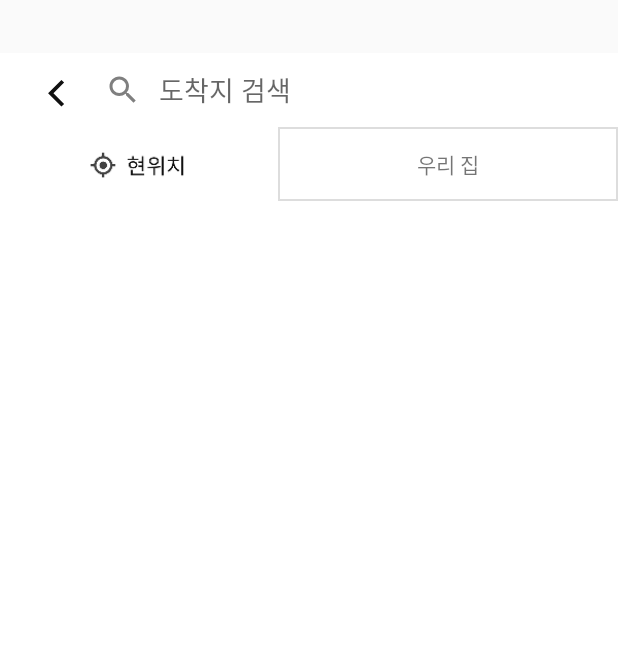
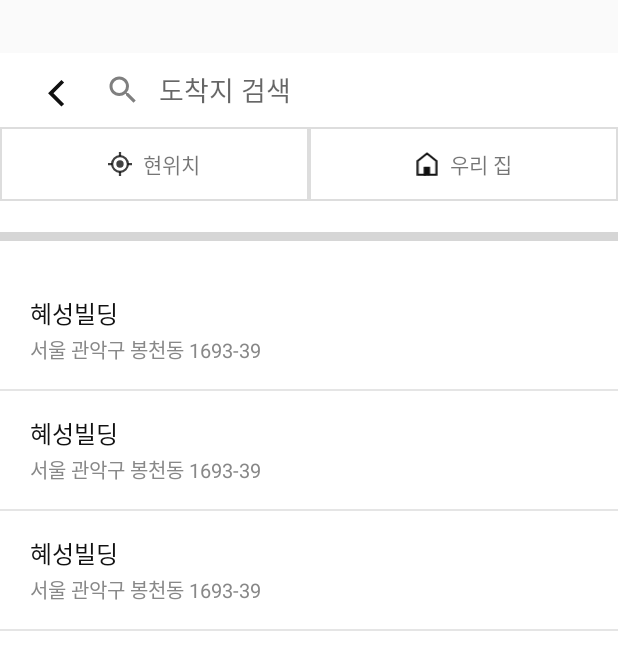
Before and after one commit to desingdeveloperdayday/TwinkleHero_SafeHero, an Android app: the layout activity_search.xml on its own in the app's theme, with its tools: preview values and no code run, on a phone screen of 412 x 824 dp. Shown: the top 670 px of the screen. Run offline under Robolectric (Android 15) with nearby library versions, the phone set to English and light mode, and no system bars; grey boxes are pictures that could not be loaded.

Commit message:
[Android]모니터링 3번쨰 화면 추가

```diff
--- /dev/null
+++ b/android/app/src/main/res/drawable/ic_icon_home.xml
@@ -0,0 +1,18 @@
+<vector xmlns:android="http://schemas.android.com/apk/res/android"
+    android:width="30dp"
+    android:height="33dp"
+    android:viewportWidth="30"
+    android:viewportHeight="33">
+  <path
+      android:pathData="M15,2L2,12.333v18.85h10.06v-9.619h5.77v9.618H28V12.333z"
+      android:strokeWidth="2.8"
+      android:fillColor="#00000000"
+      android:fillType="evenOdd"
+      android:strokeColor="#111"/>
+  <path
+      android:pathData="M12.06,31.182h4v-9.31h-4z"
+      android:strokeWidth="2.8"
+      android:fillColor="#111"
+      android:fillType="evenOdd"
+      android:strokeColor="#111"/>
+</vector>
--- /dev/null
+++ b/android/app/src/main/res/drawable/ic_icon_mylocation.xml
@@ -0,0 +1,28 @@
+<vector xmlns:android="http://schemas.android.com/apk/res/android"
+    android:width="32dp"
+    android:height="32dp"
+    android:viewportWidth="32"
+    android:viewportHeight="32">
+  <path
+      android:pathData="M16,16m-4.909,0a4.909,4.909 0,1 1,9.818 0a4.909,4.909 0,1 1,-9.818 0"
+      android:strokeAlpha="0.8"
+      android:fillColor="#111"
+      android:fillType="evenOdd"
+      android:fillAlpha="0.8"/>
+  <path
+      android:pathData="M16,16m-10.5,0a10.5,10.5 0,1 1,21 0a10.5,10.5 0,1 1,-21 0"
+      android:strokeAlpha="0.8"
+      android:strokeWidth="3"
+      android:fillColor="#00000000"
+      android:strokeColor="#111"
+      android:fillType="evenOdd"
+      android:fillAlpha="0.8"/>
+  <path
+      android:pathData="M16,6V0M16,32v-6M26,16h6M0,16h6"
+      android:strokeAlpha="0.8"
+      android:strokeWidth="3"
+      android:fillColor="#00000000"
+      android:strokeColor="#111"
+      android:fillType="evenOdd"
+      android:fillAlpha="0.8"/>
+</vector>
--- a/android/app/src/main/res/layout/activity_search.xml
+++ b/android/app/src/main/res/layout/activity_search.xml
@@ -41,36 +41,74 @@
            android:orientation="horizontal"
            android:layout_width="match_parent"
            android:layout_height="49dp">
-       <!--<TextView
+       <LinearLayout
+               android:orientation="horizontal"
+               android:gravity="center_vertical|center_horizontal"
+               android:background="@drawable/rectangle_outline_gray_1dp"
+               android:layout_weight="1"
+               android:layout_width="match_parent"
+               android:layout_height="match_parent">
+
+           <ImageView
+                   android:src="@drawable/ic_icon_mylocation"
+                   android:layout_marginRight="7dp"
+                   android:layout_width="16dp"
+                   android:layout_height="16dp"/>
+           <TextView
                    android:gravity="center"
-               android:layout_weight="1"
                    android:text="현위치"
-               android:background="@drawable/rectangle_outline_gray_1dp"
                    android:textSize="14sp"
                    android:layout_width="wrap_content"
-               android:layout_height="match_parent"/>-->
-       <ImageButton
+                   android:layout_height="match_parent"/>
+       </LinearLayout>
+
+       <LinearLayout
+               android:orientation="horizontal"
                android:layout_weight="1"
-               android:background="@drawable/btn_mylocation"
-               android:layout_width="0dp"
-               android:layout_height="match_parent"/>
+               android:gravity="center_vertical|center_horizontal"
+               android:background="@drawable/rectangle_outline_gray_1dp"
+               android:layout_width="match_parent"
+               android:layout_height="match_parent">
+           <ImageView
+                   android:src="@drawable/ic_icon_home"
+                   android:layout_width="16dp"
+                   android:layout_marginRight="7dp"
+                   android:layout_height="16dp"/>
            <TextView
                    android:gravity="center"
-               android:background="@drawable/rectangle_outline_gray_1dp"
-               android:layout_weight="1"
                    android:text="우리 집"
                    android:layout_width="wrap_content"
                    android:layout_height="match_parent"/>
        </LinearLayout>
+   </LinearLayout>
+
+   <!-- <FrameLayout
+            android:id="@+id/fragment_container"
+            app:layout_constraintBottom_toBottomOf="parent"
+            app:layout_constraintTop_toBottomOf="@+id/layout_tab"
+            android:layout_width="match_parent"
+            android:layout_height="597dp" app:layout_constraintStart_toStartOf="parent"
+            app:layout_constraintEnd_toEndOf="parent">
+
+    </FrameLayout>-->
+
+    <View
+            app:layout_constraintTop_toBottomOf="@id/layout_tab"
+            android:background="@color/light_beige"
+            android:layout_width="match_parent"
+            app:layout_constraintBottom_toTopOf="@+id/layout_RecylerView"
+            android:layout_height="6dp"/>
+
 
     <androidx.recyclerview.widget.RecyclerView
             android:id="@+id/layout_RecylerView"
             app:layout_constraintBottom_toBottomOf="parent"
             app:layout_constraintTop_toBottomOf="@+id/layout_tab"
             android:layout_width="match_parent"
-            android:layout_height="597dp" app:layout_constraintStart_toStartOf="parent"
+            tools:listitem="@layout/recycler_item"
+            android:layout_height="597dp"
+            app:layout_constraintStart_toStartOf="parent"
             app:layout_constraintEnd_toEndOf="parent">
-
     </androidx.recyclerview.widget.RecyclerView>
 
 
--- /dev/null
+++ b/android/app/src/main/res/layout/recycler_item.xml
@@ -0,0 +1,33 @@
+<?xml version="1.0" encoding="utf-8"?>
+<LinearLayout
+        xmlns:android="http://schemas.android.com/apk/res/android"
+        android:orientation="vertical"
+        android:gravity="center_vertical"
+        android:layout_width="match_parent"
+        android:layout_height="wrap_content">
+
+    <TextView
+            android:layout_width="wrap_content"
+            android:layout_height="wrap_content"
+            android:textSize="16sp"
+            android:layout_marginLeft="20dp"
+            android:layout_marginTop="16dp"
+            android:textColor="#111111"
+            android:lineSpacingExtra="9sp"
+            android:text="혜성빌딩"/>
+
+    <TextView
+            android:layout_width="wrap_content"
+            android:layout_height="wrap_content"
+            android:textSize="13sp"
+            android:layout_marginTop="2dp"
+            android:layout_marginLeft="20dp"
+            android:textColor="#888888"
+            android:lineSpacingExtra="12sp"
+            android:layout_marginBottom="16dp"
+            android:text="서울 관악구 봉천동 1693-39"/>
+    <View
+            android:background="@color/diver_color"
+            android:layout_width="match_parent"
+            android:layout_height="1dp"/>
+</LinearLayout>
```
Also changed, not shown: android/app/src/main/java/com/ddd/twinkle/safehero/calling/CallingActivity.kt (+0 -16 lines), android/app/src/main/java/com/ddd/twinkle/safehero/monitoring/SearchActivity.kt (+2 -48 lines), android/app/src/main/java/com/ddd/twinkle/safehero/monitoring/StepThreeSearchFragment.kt (added, +32 -0 lines), android/app/src/main/java/com/ddd/twinkle/safehero/monitoring/adapter/SearchAdapter.kt (added, +20 -0 lines), android/app/src/main/res/layout/fragment_step_three_search.xml (added, +152 -0 lines), android/app/src/main/res/layout/item_search_parent.xml (added, +36 -0 lines). Lines whose indentation alone changed are shown as unchanged.
